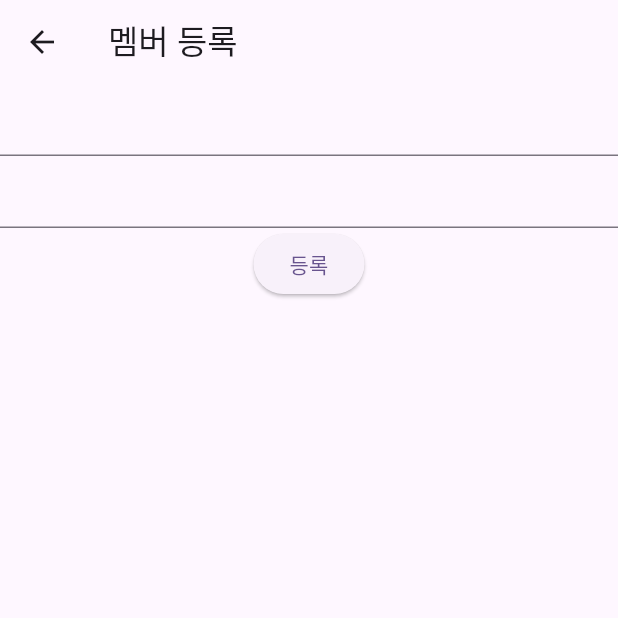
After one commit to bag31/smwu_202508, a Flutter app: the NetworkScreen screen opened directly, after a tap on "회원 등록", on a phone screen of 412 x 824 dp, the top half of it. The commit adds this screen. Run offline on Flutter 3.47's test engine with Material 3 defaults, Android fonts, the phone set to English and light mode, and no system bars; our stand-ins replace dio; network calls fail.

Commit message:
edit member information

```diff
--- a/lib/screen/future/future_screen.dart
+++ b/lib/screen/future/future_screen.dart
@@ -19,7 +19,7 @@ class _FutureScreenState extends State<FutureScreen> {
             onPressed: () async {
               print('시작 전');
               // await Future.delayed(Duration(milliseconds: 1000), () {
-              //   // async 이썽야 await 쓸 수 있음
+              //   // async 있어야 await 쓸 수 있음
               //   print('Delay 끝');
               // });
               String value = await futureBasic();
--- /dev/null
+++ b/lib/screen/network/member_register_screen.dart
@@ -0,0 +1,52 @@
+import 'package:dio/dio.dart';
+import 'package:flutter/material.dart';
+
+/// post 방식으로 메일과 비밀번호를 전달하는 예제
+class MemberRegisterScreen extends StatefulWidget {
+  const MemberRegisterScreen({super.key});
+
+  @override
+  State<MemberRegisterScreen> createState() => _MemberRegisterScreenState();
+}
+
+class _MemberRegisterScreenState extends State<MemberRegisterScreen> {
+  Dio dio = Dio(BaseOptions(baseUrl: "https://0f5d227aa566.ngrok-free.app"));
+
+  TextEditingController emailController = TextEditingController();
+  TextEditingController passwordController = TextEditingController();
+
+  @override
+  /// 화면이 사라질 때 한 번 호출됨 <=> init : 처음에 한 번 호출됨
+  void dispose() {
+    emailController.dispose();
+    passwordController.dispose();
+    super.dispose();
+  }
+
+  @override
+  Widget build(BuildContext context) {
+    return Scaffold(
+      appBar: AppBar(title: Text("멤버 등록")),
+      body: Column(
+        children: [
+          TextFormField(controller: emailController),
+          TextFormField(controller: passwordController),
+          ElevatedButton(
+            onPressed: () async{
+              await dio.post(
+                "/api/v1/member",
+                /// 이런 data를 body라고 함.
+                data: {
+                  "email": emailController.text,
+                  "password": passwordController.text,
+                },
+              );
+              Navigator.pop(context, true);
+            },
+            child: Text("등록"),
+          ),
+        ],
+      ),
+    );
+  }
+}
--- a/lib/screen/network/network_screen.dart
+++ b/lib/screen/network/network_screen.dart
@@ -1,5 +1,6 @@
 import 'package:flutter/material.dart';
 import 'package:flutter_projects/screen/network/member_list_screen.dart';
+import 'package:flutter_projects/screen/network/member_register_screen.dart';
 
 class NetworkScreen extends StatelessWidget {
   const NetworkScreen({super.key});
@@ -23,6 +24,27 @@ class NetworkScreen extends StatelessWidget {
             },
             child: Text("회원 목록 조회"),
           ),
+          ElevatedButton(
+            onPressed: () {
+              Navigator.push(
+                context,
+                MaterialPageRoute(
+                  builder: (context) {
+                    return MemberRegisterScreen();
+                  },
+                ),
+              ).then((value) {
+                /// value가 null이 아니고
+                /// value가 bool 타입이고
+                /// value가 true인 경우
+                if(value != null && value is bool && value){
+                  ScaffoldMessenger.of(context).showSnackBar(SnackBar(content: Text('등록 성공'))); // 아래에 띄워주는 거
+                }
+              },);
+            },
+            child: Text("회원 등록"),
+          ),
+
         ],
       ),
     );
```
Also changed, not shown: lib/screen/network/member_edit_screen.dart (added, +30 -0 lines), lib/screen/network/member_list_screen.dart (+9 -1 lines), 1 other file.
